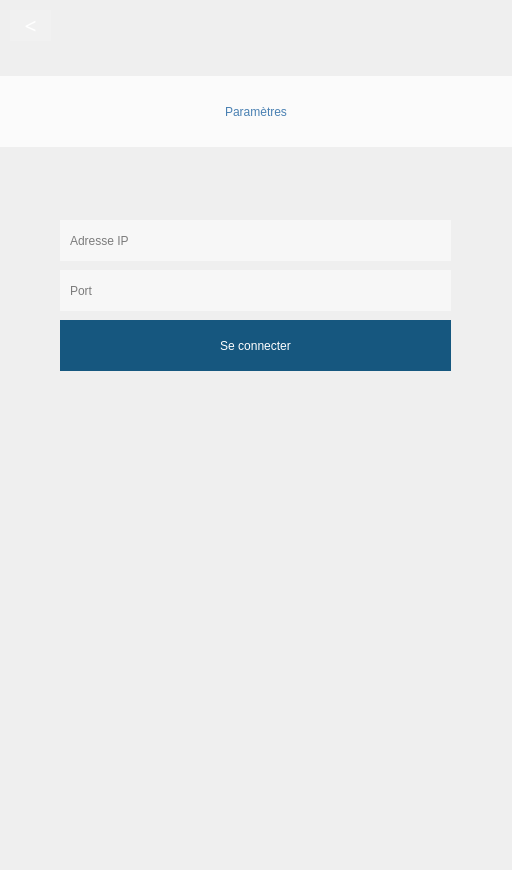
Qt form Babel/client/forms/BabelSetting.ui (gvsurenderreddy/Babel-VOIP) before a commit.
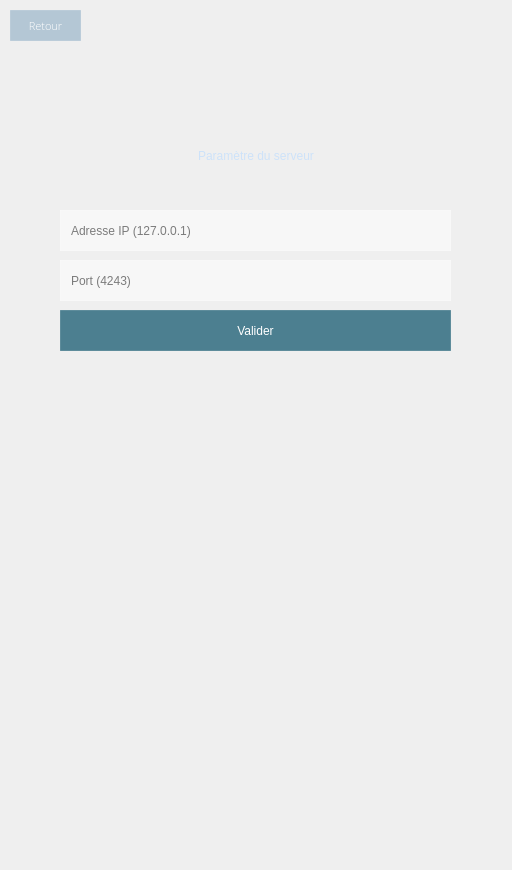
The same form after that commit. Icons and pictures are not drawn.

The edit to the form file:
```diff
--- a/Babel/client/forms/BabelSetting.ui
+++ b/Babel/client/forms/BabelSetting.ui
@@ -25,46 +25,49 @@
     <rect>
      <x>10</x>
      <y>10</y>
-     <width>41</width>
+     <width>71</width>
      <height>31</height>
     </rect>
    </property>
    <property name="font">
     <font>
-     <family>Small Fonts</family>
-     <pointsize>16</pointsize>
+     <family>Open Sans Light</family>
+     <pointsize>8</pointsize>
+     <weight>50</weight>
+     <italic>false</italic>
+     <bold>false</bold>
     </font>
    </property>
    <property name="styleSheet">
     <string notr="true">background: none;
-border: none;
-background-color: rgba(255, 255, 255, 32);
+border: 1px solid rgba(255, 255, 255, 0.1);
+background-color: rgba(120, 158, 187, 0.5);
 color: rgb(255, 255, 255);
-</string>
+font: 8pt &quot;Open Sans Light&quot;;</string>
    </property>
    <property name="text">
-    <string>&lt;</string>
+    <string>Retour</string>
    </property>
   </widget>
   <widget class="QLabel" name="title">
    <property name="geometry">
     <rect>
      <x>0</x>
-     <y>76</y>
+     <y>120</y>
      <width>512</width>
      <height>71</height>
     </rect>
    </property>
    <property name="styleSheet">
     <string notr="true">background: none;
-background-color: rgba(255, 255, 255, 192);
-font: 28pt &quot;Open Sans Light&quot;;
-color: rgba(15, 87, 154, 192);
-
-</string>
+border: 0;
+color: #cde2f9;
+font: 16pt &quot;Open Sans Light&quot;;
+text-transform:uppercase;
+padding:6px 0;</string>
    </property>
    <property name="text">
-    <string>Paramètres</string>
+    <string>Paramètre du serveur</string>
    </property>
    <property name="alignment">
     <set>Qt::AlignCenter</set>
@@ -74,67 +77,70 @@
    <property name="geometry">
     <rect>
      <x>60</x>
-     <y>220</y>
+     <y>210</y>
      <width>391</width>
      <height>41</height>
     </rect>
    </property>
    <property name="styleSheet">
     <string notr="true">background: none;
-border: none;
+border: 1px solid rgba(255, 255, 255, 0.1);
 background-color: rgba(255, 255, 255, 128);
 color: rgb(0, 0, 0);
-font: 10pt &quot;Verdana&quot;;
+font: 9pt &quot;Open Sans Light&quot;;
 padding: 8px;
-
-      </string>
+</string>
+   </property>
+   <property name="maxLength">
+    <number>17</number>
    </property>
    <property name="placeholderText">
-    <string>Adresse IP</string>
+    <string>Adresse IP (127.0.0.1)</string>
    </property>
   </widget>
   <widget class="QLineEdit" name="portEdit">
    <property name="geometry">
     <rect>
      <x>60</x>
-     <y>270</y>
+     <y>260</y>
      <width>391</width>
      <height>41</height>
     </rect>
    </property>
    <property name="styleSheet">
     <string notr="true">background: none;
-border: none;
+border: 1px solid rgba(255, 255, 255, 0.1);
 background-color: rgba(255, 255, 255, 128);
 color: rgb(0, 0, 0);
-font: 10pt &quot;Verdana&quot;;
+font: 9pt &quot;Open Sans Light&quot;;
 padding: 8px;
-
-      </string>
+</string>
+   </property>
+   <property name="maxLength">
+    <number>5</number>
    </property>
    <property name="placeholderText">
-    <string>Port</string>
+    <string>Port (4243)</string>
    </property>
   </widget>
   <widget class="QPushButton" name="connexion">
    <property name="geometry">
     <rect>
      <x>60</x>
-     <y>320</y>
+     <y>310</y>
      <width>391</width>
-     <height>51</height>
+     <height>41</height>
     </rect>
    </property>
    <property name="styleSheet">
     <string notr="true">background: none;
-background-color: rgb(22, 87, 127);
+background-color: #4c7f90;
 color: rgb(255, 255, 255);
-font: 12pt &quot;Verdana&quot;;
-border-style: outset;
-      </string>
+font: 10pt &quot;Open Sans Light&quot;;
+border: 1px solid rgba(255, 255, 255, 0.1);</string>
    </property>
    <property name="text">
-    <string>Se connecter</string>
+    <string>Valider</string>
    </property>
   </widget>
  </widget>
```
Left out of the diff: 5 changed lines with no effect on the pictures.
